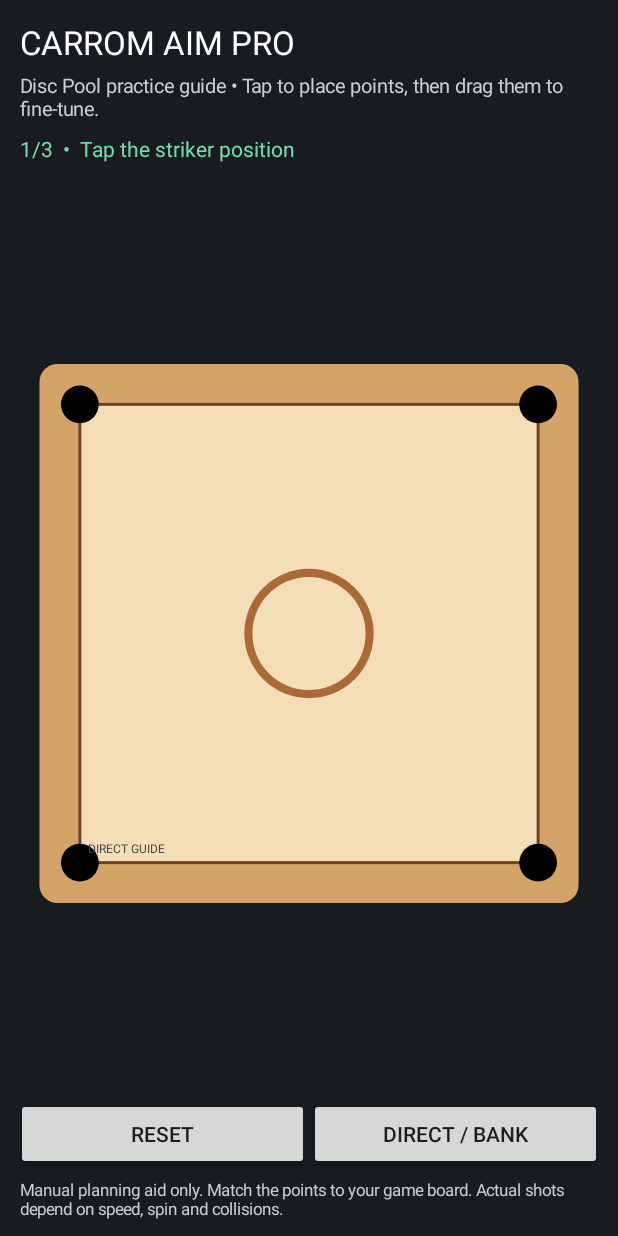
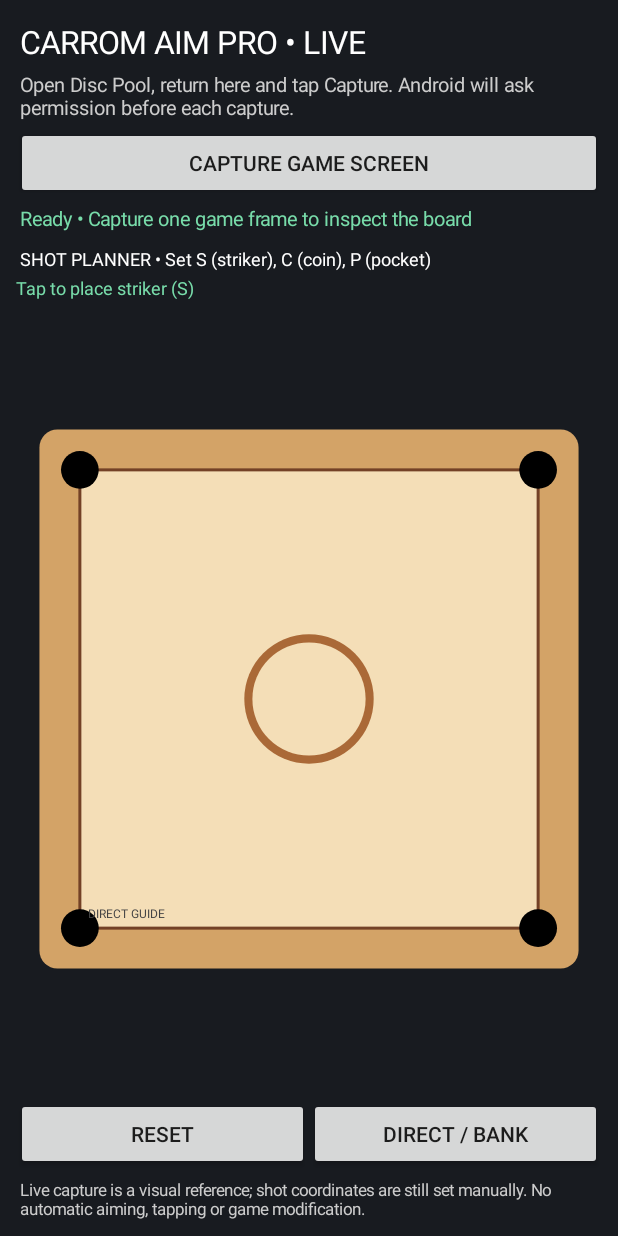
Before and after one commit to Grootttt/CarromAimPro-, an Android app: the screen it shows after launch (MainActivity), after a tap on "RESET", on a phone screen of 412 x 824 dp. Run offline under Robolectric (Android 15) with nearby library versions, the phone set to English and light mode, and no system bars; 2 statements that could not run were skipped.

Commit message:
Add live capture workflow and screen preview

```diff
--- a/app/src/main/java/com/grootttt/carromaimpro/MainActivity.kt
+++ b/app/src/main/java/com/grootttt/carromaimpro/MainActivity.kt
@@ -1,87 +1,157 @@
 package com.grootttt.carromaimpro
 
 import android.app.Activity
+import android.content.BroadcastReceiver
+import android.content.Context
+import android.content.Intent
+import android.content.IntentFilter
+import android.media.projection.MediaProjectionManager
+import android.os.Build
 import android.os.Bundle
+import android.graphics.BitmapFactory
 import android.graphics.Canvas
 import android.graphics.Paint
 import android.graphics.Color
 import android.view.MotionEvent
 import android.view.View
 import android.widget.Button
+import android.widget.ImageView
 import android.widget.LinearLayout
+import android.widget.ScrollView
 import android.widget.TextView
-import kotlin.math.*
 
 class MainActivity : Activity() {
+    private lateinit var status: TextView
+    private lateinit var preview: ImageView
+    private val captureRequest = 4102
+    private val captureReceiver = object : BroadcastReceiver() {
+        override fun onReceive(context: Context?, intent: Intent?) {
+            val path = intent?.getStringExtra(ScreenCaptureService.EXTRA_PATH) ?: return
+            val bitmap = BitmapFactory.decodeFile(path)
+            if (bitmap != null) {
+                preview.setImageBitmap(bitmap)
+                preview.visibility = View.VISIBLE
+                status.text = "Captured game screen. Use the board below to plan a shot."
+            } else {
+                status.text = "Capture saved, but preview could not be opened."
+            }
+        }
+    }
+
     override fun onCreate(savedInstanceState: Bundle?) {
         super.onCreate(savedInstanceState)
+        val filter = IntentFilter(ScreenCaptureService.ACTION_CAPTURED)
+        if (Build.VERSION.SDK_INT >= 33) registerReceiver(captureReceiver, filter, RECEIVER_NOT_EXPORTED)
+        else @Suppress("DEPRECATION") registerReceiver(captureReceiver, filter)
+
         val root = LinearLayout(this).apply {
             orientation = LinearLayout.VERTICAL
             setPadding(16, 12, 16, 12)
             setBackgroundColor(Color.rgb(24, 27, 32))
         }
         val heading = TextView(this).apply {
-            text = "CARROM AIM PRO"
-            textSize = 22f
+            text = "CARROM AIM PRO • LIVE"
+            textSize = 21f
             setTextColor(Color.WHITE)
             setPadding(4, 8, 4, 8)
         }
         val help = TextView(this).apply {
-            text = "Disc Pool practice guide • Tap to place points, then drag them to fine-tune."
+            text = "Open Disc Pool, return here and tap Capture. Android will ask permission before each capture."
             textSize = 13f
             setTextColor(Color.LTGRAY)
             setPadding(4, 0, 4, 6)
         }
-        val status = TextView(this).apply {
-            text = "1/3  •  Tap the striker position"
-            textSize = 14f
+        status = TextView(this).apply {
+            text = "Ready • Capture one game frame to inspect the board"
+            textSize = 13f
             setTextColor(Color.rgb(120, 220, 170))
             setPadding(4, 6, 4, 6)
         }
+        val capture = Button(this).apply {
+            text = "CAPTURE GAME SCREEN"
+            setOnClickListener {
+                val manager = getSystemService(MEDIA_PROJECTION_SERVICE) as MediaProjectionManager
+                @Suppress("DEPRECATION")
+                startActivityForResult(manager.createScreenCaptureIntent(), captureRequest)
+            }
+        }
+        preview = ImageView(this).apply {
+            adjustViewBounds = true
+            scaleType = ImageView.ScaleType.FIT_CENTER
+            visibility = View.GONE
+            setBackgroundColor(Color.BLACK)
+        }
+        val boardTitle = TextView(this).apply {
+            text = "SHOT PLANNER • Set S (striker), C (coin), P (pocket)"
+            textSize = 12f
+            setTextColor(Color.WHITE)
+            setPadding(4, 8, 4, 4)
+        }
+        val boardStatus = TextView(this).apply {
+            text = "Tap the board to place S, C and P; drag to adjust."
+            textSize = 12f
+            setTextColor(Color.rgb(120, 220, 170))
+        }
         val board = AimBoardView(this) { step ->
-            status.text = when (step) {
-                0 -> "1/3  •  Tap the striker position"
-                1 -> "2/3  •  Tap the target coin"
-                2 -> "3/3  •  Tap the pocket"
-                else -> "Ready  •  Drag S, C or P to fine-tune"
+            boardStatus.text = when (step) {
+                0 -> "Tap to place striker (S)"
+                1 -> "Tap to place target coin (C)"
+                2 -> "Tap to place pocket (P)"
+                else -> "Ready • Drag S, C or P to fine-tune"
             }
         }
         val controls = LinearLayout(this).apply { orientation = LinearLayout.HORIZONTAL }
-        val reset = Button(this).apply {
+        controls.addView(Button(this).apply {
             text = "Reset"
             setOnClickListener { board.reset() }
-        }
-        val bank = Button(this).apply {
+        }, LinearLayout.LayoutParams(0, -2, 1f))
+        controls.addView(Button(this).apply {
             text = "Direct / Bank"
-            setOnClickListener {
-                board.toggleBank()
-                text = if (board.isBankMode()) "Bank / Direct" else "Direct / Bank"
-            }
-        }
-        controls.addView(reset, LinearLayout.LayoutParams(0, -2, 1f))
-        controls.addView(bank, LinearLayout.LayoutParams(0, -2, 1f))
+            setOnClickListener { board.toggleBank() }
+        }, LinearLayout.LayoutParams(0, -2, 1f))
         val note = TextView(this).apply {
-            text = "Manual planning aid only. Match the points to your game board. Actual shots depend on speed, spin and collisions."
+            text = "Live capture is a visual reference; shot coordinates are still set manually. No automatic aiming, tapping or game modification."
             textSize = 11f
             setTextColor(Color.LTGRAY)
             setPadding(4, 8, 4, 4)
         }
         root.addView(heading)
         root.addView(help)
+        root.addView(capture)
         root.addView(status)
+        root.addView(preview, LinearLayout.LayoutParams(-1, -2))
+        root.addView(boardTitle)
+        root.addView(boardStatus)
         root.addView(board, LinearLayout.LayoutParams(-1, 0, 1f))
         root.addView(controls)
         root.addView(note)
         setContentView(root)
     }
+
+    @Deprecated("Deprecated in Android")
+    override fun onActivityResult(requestCode: Int, resultCode: Int, data: Intent?) {
+        super.onActivityResult(requestCode, resultCode, data)
+        if (requestCode == captureRequest && resultCode == RESULT_OK && data != null) {
+            val service = Intent(this, ScreenCaptureService::class.java).apply {
+                putExtra(ScreenCaptureService.EXTRA_RESULT_CODE, resultCode)
+                putExtra(ScreenCaptureService.EXTRA_DATA, data)
+            }
+            if (Build.VERSION.SDK_INT >= 26) startForegroundService(service) else startService(service)
+            status.text = "Capturing… keep the permission prompt-approved screen available briefly."
+        } else if (requestCode == captureRequest) {
+            status.text = "Screen capture cancelled. Tap Capture to try again."
+        }
+    }
+
+    override fun onDestroy() {
+        try { unregisterReceiver(captureReceiver) } catch (_: Exception) {}
+        super.onDestroy()
+    }
 }
 
 private data class Point(val x: Float, val y: Float)
 
-private class AimBoardView(
-    context: android.content.Context,
-    private val onStep: (Int) -> Unit
-) : View(context) {
+private class AimBoardView(context: Context, private val onStep: (Int) -> Unit) : View(context) {
     private val paint = Paint(Paint.ANTI_ALIAS_FLAG)
     private var striker: Point? = null
     private var coin: Point? = null
@@ -89,193 +159,91 @@ private class AimBoardView(
     private var bankMode = false
     private var dragging = -1
 
-    fun isBankMode() = bankMode
-
-    fun reset() {
-        striker = null
-        coin = null
-        pocket = null
-        dragging = -1
-        onStep(0)
-        invalidate()
-    }
-
-    fun toggleBank() {
-        bankMode = !bankMode
-        invalidate()
-    }
+    fun reset() { striker = null; coin = null; pocket = null; dragging = -1; onStep(0); invalidate() }
+    fun toggleBank() { bankMode = !bankMode; invalidate() }
 
     override fun onDraw(canvas: Canvas) {
         super.onDraw(canvas)
-        val side = min(width, height) * 0.92f
+        val side = minOf(width, height) * .92f
         val left = (width - side) / 2f
         val top = (height - side) / 2f
         val right = left + side
         val bottom = top + side
-
         paint.color = Color.rgb(211, 163, 103)
         canvas.drawRoundRect(left, top, right, bottom, 18f, 18f, paint)
-        val inset = side * 0.075f
-        val l = left + inset
-        val t = top + inset
-        val r = right - inset
-        val b = bottom - inset
-
-        paint.color = Color.rgb(244, 222, 183)
-        canvas.drawRect(l, t, r, b, paint)
-        paint.style = Paint.Style.STROKE
-        paint.strokeWidth = 3f
-        paint.color = Color.rgb(115, 65, 38)
-        canvas.drawRect(l, t, r, b, paint)
-        paint.style = Paint.Style.FILL
-
-        val pr = side * 0.035f
-        listOf(Point(l, t), Point(r, t), Point(l, b), Point(r, b)).forEach {
-            paint.color = Color.BLACK
-            canvas.drawCircle(it.x, it.y, pr, paint)
-        }
-        paint.color = Color.rgb(170, 105, 55)
-        canvas.drawCircle(width / 2f, height / 2f, side * .12f, paint)
-        paint.color = Color.rgb(244, 222, 183)
-        canvas.drawCircle(width / 2f, height / 2f, side * .105f, paint)
-
-        val s = striker
-        val c = coin
-        val p = pocket
-        if (s != null && c != null) {
-            paint.color = Color.rgb(30, 110, 220)
-            paint.strokeWidth = 4f
-            canvas.drawLine(s.x, s.y, c.x, c.y, paint)
-            if (p != null) {
-                paint.color = Color.rgb(30, 160, 100)
-                paint.strokeWidth = 4f
-                canvas.drawLine(c.x, c.y, p.x, p.y, paint)
-                if (bankMode) drawBankPath(canvas, c, p, l, t, r, b)
+        val inset = side * .075f
+        val l = left + inset; val t = top + inset; val r = right - inset; val b = bottom - inset
+        paint.color = Color.rgb(244, 222, 183); canvas.drawRect(l, t, r, b, paint)
+        paint.style = Paint.Style.STROKE; paint.strokeWidth = 3f
+        paint.color = Color.rgb(115, 65, 38); canvas.drawRect(l, t, r, b, paint); paint.style = Paint.Style.FILL
+        val pr = side * .035f
+        listOf(Point(l,t), Point(r,t), Point(l,b), Point(r,b)).forEach { paint.color = Color.BLACK; canvas.drawCircle(it.x,it.y,pr,paint) }
+        paint.color = Color.rgb(170,105,55); canvas.drawCircle(width/2f,height/2f,side*.12f,paint)
+        paint.color = Color.rgb(244,222,183); canvas.drawCircle(width/2f,height/2f,side*.105f,paint)
+        val s=striker; val c=coin; val p=pocket
+        if (s!=null && c!=null) {
+            paint.color=Color.rgb(30,110,220); paint.strokeWidth=4f; canvas.drawLine(s.x,s.y,c.x,c.y,paint)
+            if (p!=null) {
+                paint.color=Color.rgb(30,160,100); canvas.drawLine(c.x,c.y,p.x,p.y,paint)
+                if (bankMode) drawBankPath(canvas,c,p,l,t,r,b)
             }
         }
-        drawPoint(canvas, s, Color.rgb(30, 110, 220), "S")
-        drawPoint(canvas, c, Color.rgb(220, 65, 55), "C")
-        drawPoint(canvas, p, Color.rgb(30, 160, 100), "P")
-        paint.color = Color.DKGRAY
-        paint.textSize = 12f
-        canvas.drawText(if (bankMode) "BANK GUIDE" else "DIRECT GUIDE", l + 8, b - 10, paint)
+        drawPoint(canvas,s,Color.rgb(30,110,220),"S")
+        drawPoint(canvas,c,Color.rgb(220,65,55),"C")
+        drawPoint(canvas,p,Color.rgb(30,160,100),"P")
+        paint.color=Color.DKGRAY; paint.textSize=12f
+        canvas.drawText(if(bankMode) "BANK GUIDE" else "DIRECT GUIDE",l+8,b-10,paint)
     }
 
     private fun drawPoint(canvas: Canvas, point: Point?, color: Int, label: String) {
-        if (point == null) return
-        paint.color = color
-        canvas.drawCircle(point.x, point.y, 15f, paint)
-        paint.color = Color.WHITE
-        paint.textSize = 11f
-        paint.textAlign = Paint.Align.CENTER
-        canvas.drawText(label, point.x, point.y + 4f, paint)
-        paint.textAlign = Paint.Align.LEFT
+        if(point==null)return
+        paint.color=color; canvas.drawCircle(point.x,point.y,15f,paint)
+        paint.color=Color.WHITE; paint.textSize=11f; paint.textAlign=Paint.Align.CENTER
+        canvas.drawText(label,point.x,point.y+4f,paint); paint.textAlign=Paint.Align.LEFT
     }
 
     private fun drawBankPath(canvas: Canvas, coin: Point, pocket: Point, l: Float, t: Float, r: Float, b: Float) {
-        // Mirror the pocket across each cushion and draw the first valid one-cushion route.
-        val targets = listOf(
-            Point(2f * r - pocket.x, pocket.y) to 0,
-            Point(2f * l - pocket.x, pocket.y) to 1,
-            Point(pocket.x, 2f * b - pocket.y) to 2,
-            Point(pocket.x, 2f * t - pocket.y) to 3
-        )
-        for ((target, side) in targets) {
-            val dx = target.x - coin.x
-            val dy = target.y - coin.y
-            val fraction: Float
-            val hit: Point
-            if (side <= 1) {
-                if (abs(dx) < 0.001f) continue
-                val wallX = if (side == 0) r else l
-                fraction = (wallX - coin.x) / dx
-                hit = Point(wallX, coin.y + dy * fraction)
-                if (fraction !in 0f..1f || hit.y !in t..b) continue
+        val targets=listOf(Point(2*r-pocket.x,pocket.y) to 0,Point(2*l-pocket.x,pocket.y) to 1,Point(pocket.x,2*b-pocket.y) to 2,Point(pocket.x,2*t-pocket.y) to 3)
+        for((target,side) in targets) {
+            val dx=target.x-coin.x; val dy=target.y-coin.y
+            if(side<=1) {
+                if(kotlin.math.abs(dx)<.001f)continue
+                val wall=if(side==0)r else l; val f=(wall-coin.x)/dx; val hit=Point(wall,coin.y+dy*f)
+                if(f !in 0f..1f || hit.y !in t..b)continue
+                paint.color=Color.rgb(145,65,180); paint.strokeWidth=3f
+                canvas.drawLine(coin.x,coin.y,hit.x,hit.y,paint); canvas.drawLine(hit.x,hit.y,pocket.x,pocket.y,paint); canvas.drawCircle(hit.x,hit.y,6f,paint); break
             } else {
-                if (abs(dy) < 0.001f) continue
-                val wallY = if (side == 2) b else t
-                fraction = (wallY - coin.y) / dy
-                hit = Point(coin.x + dx * fraction, wallY)
-                if (fraction !in 0f..1f || hit.x !in l..r) continue
+                if(kotlin.math.abs(dy)<.001f)continue
+                val wall=if(side==2)b else t; val f=(wall-coin.y)/dy; val hit=Point(coin.x+dx*f,wall)
+                if(f !in 0f..1f || hit.x !in l..r)continue
+                paint.color=Color.rgb(145,65,180); paint.strokeWidth=3f
+                canvas.drawLine(coin.x,coin.y,hit.x,hit.y,paint); canvas.drawLine(hit.x,hit.y,pocket.x,pocket.y,paint); canvas.drawCircle(hit.x,hit.y,6f,paint); break
             }
-            paint.color = Color.rgb(145, 65, 180)
-            paint.strokeWidth = 3f
-            canvas.drawLine(coin.x, coin.y, hit.x, hit.y, paint)
-            canvas.drawLine(hit.x, hit.y, pocket.x, pocket.y, paint)
-            canvas.drawCircle(hit.x, hit.y, 6f, paint)
-            break
         }
     }
 
     override fun onTouchEvent(event: MotionEvent): Boolean {
-        val radius = 42f
-        when (event.action) {
+        val radius=42f
+        when(event.action) {
             MotionEvent.ACTION_DOWN -> {
-                val touch = Point(event.x, event.y)
-                val points = listOf(striker, coin, pocket)
-                dragging = points.indices
-                    .filter { points[it] != null }
-                    .minByOrNull { i ->
-                        val point = points[i]!!
-                        hypot((touch.x - point.x).toDouble(), (touch.y - point.y).toDouble())
-                    }?.takeIf { i ->
-                        val point = points[i]!!
-                        hypot((touch.x - point.x).toDouble(), (touch.y - point.y).toDouble()) <= radius
-                    } ?: -1
-
-                if (dragging >= 0) {
-                    movePoint(dragging, touch)
-                } else {
-                    val next = when {
-                        striker == null -> 0
-                        coin == null -> 1
-                        pocket == null -> 2
-                        else -> {
-                            striker = null
-                            coin = null
-                            pocket = null
-                            0
-                        }
-                    }
-                    movePoint(next, touch)
-                    onStep(if (next == 0) 1 else if (next == 1) 2 else 3)
+                val touch=Point(event.x,event.y); val points=listOf(striker,coin,pocket)
+                dragging=points.indices.filter{points[it]!=null}.minByOrNull{ i -> val q=points[i]!!; kotlin.math.hypot((touch.x-q.x).toDouble(),(touch.y-q.y).toDouble()) }?.takeIf{i -> val q=points[i]!!; kotlin.math.hypot((touch.x-q.x).toDouble(),(touch.y-q.y).toDouble())<=radius} ?: -1
+                if(dragging>=0) movePoint(dragging,touch) else {
+                    val next=when { striker==null->0; coin==null->1; pocket==null->2; else->{striker=null;coin=null;pocket=null;0} }
+                    movePoint(next,touch); onStep(if(next==0)1 else if(next==1)2 else 3)
                 }
-                invalidate()
-                return true
+                invalidate(); return true
             }
-            MotionEvent.ACTION_MOVE -> {
-                if (dragging >= 0) {
-                    movePoint(dragging, Point(event.x, event.y))
-                    invalidate()
-                }
-                return true
-            }
-            MotionEvent.ACTION_UP, MotionEvent.ACTION_CANCEL -> {
-                dragging = -1
-                performClick()
-                return true
-            }
+            MotionEvent.ACTION_MOVE -> { if(dragging>=0){movePoint(dragging,Point(event.x,event.y));invalidate()}; return true }
+            MotionEvent.ACTION_UP, MotionEvent.ACTION_CANCEL -> { dragging=-1; performClick(); return true }
         }
         return true
     }
 
-    private fun movePoint(index: Int, point: Point) {
-        val side = min(width, height) * 0.92f
-        val left = (width - side) / 2f
-        val top = (height - side) / 2f
-        val inset = side * 0.075f
-        val x = point.x.coerceIn(left + inset, left + side - inset)
-        val y = point.y.coerceIn(top + inset, top + side - inset)
-        val adjusted = Point(x, y)
-        when (index) {
-            0 -> striker = adjusted
-            1 -> coin = adjusted
-            2 -> pocket = adjusted
-        }
+    private fun movePoint(index:Int, point:Point) {
+        val side=minOf(width,height)*.92f; val left=(width-side)/2f; val top=(height-side)/2f; val inset=side*.075f
+        val adjusted=Point(point.x.coerceIn(left+inset,left+side-inset),point.y.coerceIn(top+inset,top+side-inset))
+        when(index){0->striker=adjusted;1->coin=adjusted;2->pocket=adjusted}
     }
-
-    override fun performClick(): Boolean {
-        super.performClick()
-        return true
-    }
+    override fun performClick():Boolean { super.performClick(); return true }
 }
```
